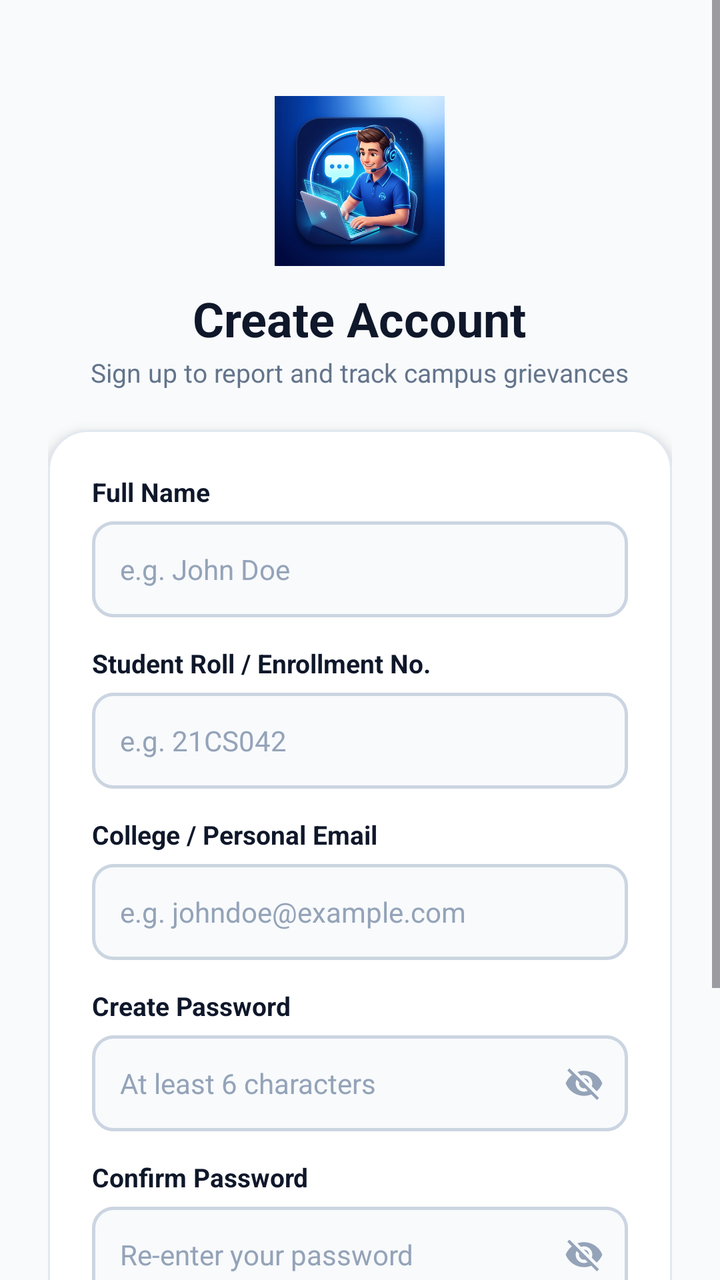
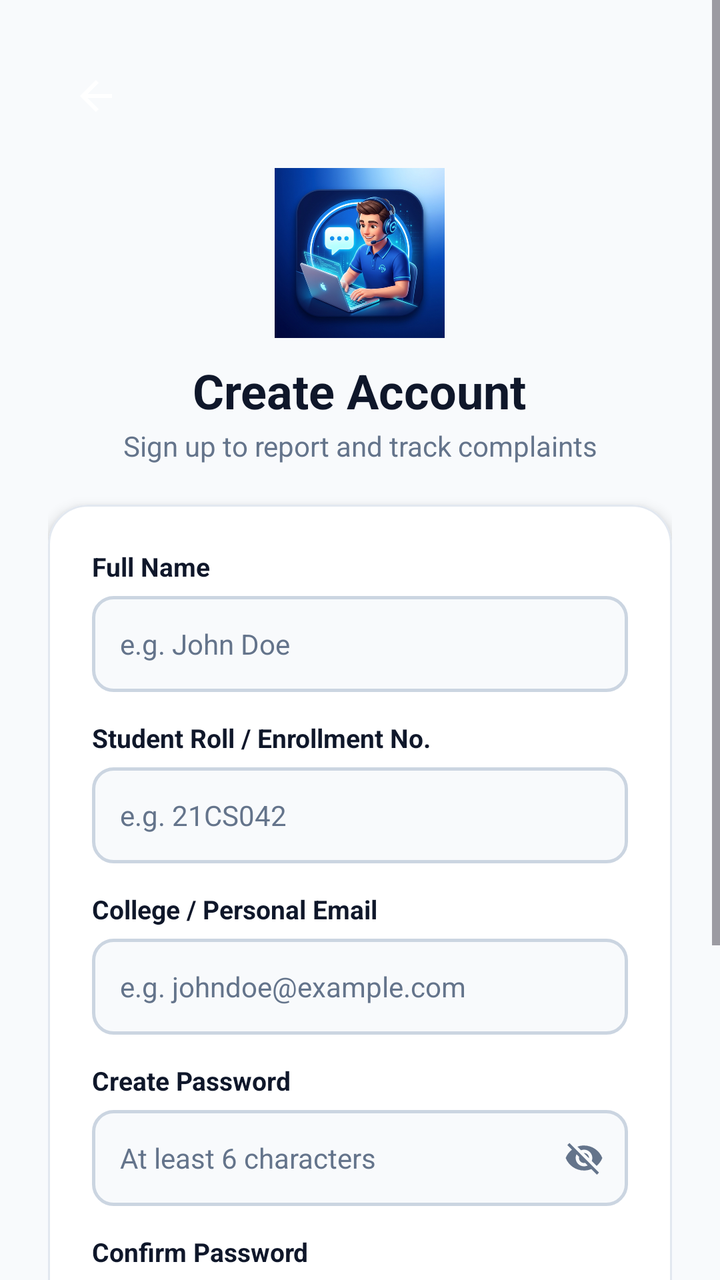

An Android layout rendered at two revisions. The XML below is the earlier revision; the diff shows what the commit changed to produce the second picture.
<!-- AndroidManifest.xml: application theme Theme.Helpdeskai -->
<!-- res/layout/activity_register.xml -->
<?xml version="1.0" encoding="utf-8"?>
<ScrollView xmlns:android="http://schemas.android.com/apk/res/android"
    xmlns:app="http://schemas.android.com/apk/res-auto"
    android:layout_width="match_parent"
    android:layout_height="match_parent"
    android:background="@color/bg_light"
    android:fillViewport="true">

    <LinearLayout
        android:layout_width="match_parent"
        android:layout_height="wrap_content"
        android:gravity="center_horizontal"
        android:orientation="vertical"
        android:padding="24dp">

        <Space
            android:layout_width="match_parent"
            android:layout_height="24dp" />

        
        <ImageView
            android:layout_width="85dp"
            android:layout_height="85dp"
            android:src="@drawable/ic_helpdesk_logo"
            android:contentDescription="HelpDesk AI Logo" />

        
        <TextView
            android:layout_width="wrap_content"
            android:layout_height="wrap_content"
            android:layout_marginTop="10dp"
            android:text="Create Account"
            android:textColor="@color/text_primary"
            android:textSize="24sp"
            android:textStyle="bold" />

        <TextView
            android:layout_width="wrap_content"
            android:layout_height="wrap_content"
            android:layout_marginTop="2dp"
            android:text="Sign up to report and track campus grievances"
            android:textColor="@color/text_secondary"
            android:textSize="13sp"
            android:gravity="center" />

        <Space
            android:layout_width="match_parent"
            android:layout_height="20dp" />

        
        <com.google.android.material.card.MaterialCardView
            android:layout_width="match_parent"
            android:layout_height="wrap_content"
            app:cardBackgroundColor="@color/surface_card"
            app:cardCornerRadius="20dp"
            app:cardElevation="4dp"
            app:strokeColor="@color/divider"
            app:strokeWidth="1dp">

            <LinearLayout
                android:layout_width="match_parent"
                android:layout_height="wrap_content"
                android:orientation="vertical"
                android:padding="22dp">

                
                <TextView
                    android:layout_width="wrap_content"
                    android:layout_height="wrap_content"
                    android:text="Full Name"
                    android:textColor="@color/text_primary"
                    android:textSize="13sp"
                    android:textStyle="bold" />

                <EditText
                    android:id="@+id/et_reg_name"
                    android:layout_width="match_parent"
                    android:layout_height="48dp"
                    android:layout_marginTop="6dp"
                    android:background="@drawable/bg_input_field"
                    android:hint="e.g. John Doe"
                    android:inputType="textPersonName"
                    android:importantForAutofill="no"
                    android:paddingHorizontal="14dp"
                    android:textColor="@color/text_primary"
                    android:textColorHint="@color/text_muted"
                    android:textSize="14sp" />

                
                <TextView
                    android:layout_width="wrap_content"
                    android:layout_height="wrap_content"
                    android:layout_marginTop="14dp"
                    android:text="Student Roll / Enrollment No."
                    android:textColor="@color/text_primary"
                    android:textSize="13sp"
                    android:textStyle="bold" />

                <EditText
                    android:id="@+id/et_reg_student_id"
                    android:layout_width="match_parent"
                    android:layout_height="48dp"
                    android:layout_marginTop="6dp"
                    android:background="@drawable/bg_input_field"
                    android:hint="e.g. 21CS042"
                    android:inputType="textCapCharacters"
                    android:paddingHorizontal="14dp"
                    android:textColor="@color/text_primary"
                    android:textColorHint="@color/text_muted"
                    android:textSize="14sp" />

                
                <TextView
                    android:layout_width="wrap_content"
                    android:layout_height="wrap_content"
                    android:layout_marginTop="14dp"
                    android:text="College / Personal Email"
                    android:textColor="@color/text_primary"
                    android:textSize="13sp"
                    android:textStyle="bold" />

                <EditText
                    android:id="@+id/et_reg_email"
                    android:layout_width="match_parent"
                    android:layout_height="48dp"
                    android:layout_marginTop="6dp"
                    android:background="@drawable/bg_input_field"
                    android:hint="e.g. johndoe@example.com"
                    android:inputType="textEmailAddress"
                    android:importantForAutofill="no"
                    android:paddingHorizontal="14dp"
                    android:textColor="@color/text_primary"
                    android:textColorHint="@color/text_muted"
                    android:textSize="14sp" />

                
                <TextView
                    android:layout_width="wrap_content"
                    android:layout_height="wrap_content"
                    android:layout_marginTop="14dp"
                    android:text="Create Password"
                    android:textColor="@color/text_primary"
                    android:textSize="13sp"
                    android:textStyle="bold" />

                <FrameLayout
                    android:layout_width="match_parent"
                    android:layout_height="48dp"
                    android:layout_marginTop="6dp">

                    <EditText
                        android:id="@+id/et_reg_password"
                        android:layout_width="match_parent"
                        android:layout_height="match_parent"
                        android:background="@drawable/bg_input_field"
                        android:hint="At least 6 characters"
                        android:inputType="textPassword"
                        android:paddingStart="14dp"
                        android:paddingEnd="48dp"
                        android:textColor="@color/text_primary"
                        android:textColorHint="@color/text_muted"
                        android:textSize="14sp" />

                    <ImageView
                        android:id="@+id/iv_reg_toggle_password"
                        android:layout_width="44dp"
                        android:layout_height="match_parent"
                        android:layout_gravity="end"
                        android:clickable="true"
                        android:focusable="true"
                        android:padding="12dp"
                        android:src="@drawable/ic_eye_off"
                        android:contentDescription="Toggle password visibility"
                        app:tint="@color/text_muted" />
                </FrameLayout>

                
                <TextView
                    android:layout_width="wrap_content"
                    android:layout_height="wrap_content"
                    android:layout_marginTop="14dp"
                    android:text="Confirm Password"
                    android:textColor="@color/text_primary"
                    android:textSize="13sp"
                    android:textStyle="bold" />

                <FrameLayout
                    android:layout_width="match_parent"
                    android:layout_height="48dp"
                    android:layout_marginTop="6dp">

                    <EditText
                        android:id="@+id/et_reg_confirm_password"
                        android:layout_width="match_parent"
                        android:layout_height="match_parent"
                        android:background="@drawable/bg_input_field"
                        android:hint="Re-enter your password"
                        android:inputType="textPassword"
                        android:paddingStart="14dp"
                        android:paddingEnd="48dp"
                        android:textColor="@color/text_primary"
                        android:textColorHint="@color/text_muted"
                        android:textSize="14sp" />

                    <ImageView
                        android:id="@+id/iv_reg_toggle_confirm_password"
                        android:layout_width="44dp"
                        android:layout_height="match_parent"
                        android:layout_gravity="end"
                        android:clickable="true"
                        android:focusable="true"
                        android:padding="12dp"
                        android:src="@drawable/ic_eye_off"
                        android:contentDescription="Toggle confirm password visibility"
                        app:tint="@color/text_muted" />
                </FrameLayout>

                
                <com.google.android.material.button.MaterialButton
                    android:id="@+id/btn_reg_submit"
                    android:layout_width="match_parent"
                    android:layout_height="50dp"
                    android:layout_marginTop="22dp"
                    android:backgroundTint="@color/primary"
                    android:text="Create Student Account"
                    android:textColor="@color/white"
                    android:textSize="15sp"
                    android:textStyle="bold"
                    app:cornerRadius="10dp" />

            </LinearLayout>
        </com.google.android.material.card.MaterialCardView>

        
        <LinearLayout
            android:layout_width="wrap_content"
            android:layout_height="wrap_content"
            android:layout_marginTop="18dp"
            android:orientation="horizontal">

            <TextView
                android:layout_width="wrap_content"
                android:layout_height="wrap_content"
                android:text="Already registered? "
                android:textColor="@color/text_secondary"
                android:textSize="13sp" />

            <TextView
                android:id="@+id/tv_go_to_login"
                android:layout_width="wrap_content"
                android:layout_height="wrap_content"
                android:text="Sign In"
                android:textColor="@color/primary"
                android:textSize="13sp"
                android:textStyle="bold" />
        </LinearLayout>

        <Space
            android:layout_width="match_parent"
            android:layout_height="24dp" />

    </LinearLayout>
</ScrollView>
<!-- resources referenced by this layout -->
<resources>
  <color name="bg_light">#F8FAFC</color>
  <color name="divider">#E2E8F0</color>
  <color name="primary">#2563EB</color>
  <color name="surface_card">#FFFFFF</color>
  <color name="text_muted">#94A3B8</color>
  <color name="text_primary">#0F172A</color>
  <color name="text_secondary">#64748B</color>
  <color name="white">#FFFFFF</color>
  <!-- drawable bg_input_field (drawable) -->
  <?xml version="1.0" encoding="utf-8"?>
  <selector xmlns:android="http://schemas.android.com/apk/res/android">
      
      <item android:state_focused="true">
          <shape android:shape="rectangle">
              <corners android:radius="10dp" />
              <solid android:color="@color/input_bg" />
              <stroke
                  android:width="2dp"
                  android:color="@color/primary" />
              <padding
                  android:bottom="12dp"
                  android:left="14dp"
                  android:right="14dp"
                  android:top="12dp" />
          </shape>
      </item>
  
      
      <item>
          <shape android:shape="rectangle">
              <corners android:radius="10dp" />
              <solid android:color="@color/input_bg" />
              <stroke
                  android:width="1.5dp"
                  android:color="@color/input_stroke" />
              <padding
                  android:bottom="12dp"
                  android:left="14dp"
                  android:right="14dp"
                  android:top="12dp" />
          </shape>
      </item>
  </selector>
  <!-- drawable ic_eye_off (drawable) -->
  <?xml version="1.0" encoding="utf-8"?>
  <vector xmlns:android="http://schemas.android.com/apk/res/android"
      android:width="24dp"
      android:height="24dp"
      android:viewportWidth="24"
      android:viewportHeight="24">
      <path
          android:fillColor="#FF000000"
          android:pathData="M12,7c2.76,0 5,2.24 5,5 0,0.65 -0.13,1.26 -0.36,1.82l2.92,2.92c1.51,-1.26 2.7,-2.89 3.44,-4.74 -1.73,-4.39 -6,-7.5 -11,-7.5 -1.4,0 -2.74,0.25 -3.98,0.7l2.16,2.16C10.74,7.13 11.35,7 12,7zM2,4.27l2.28,2.28 0.46,0.46C3.08,8.3 1.78,10.02 1,12c1.73,4.39 6,7.5 11,7.5 1.55,0 3.03,-0.3 4.38,-0.84l0.42,0.42L19.73,22 21,20.73 3.27,3 2,4.27zM7.53,9.8l1.55,1.55c-0.05,0.21 -0.08,0.43 -0.08,0.65 0,1.66 1.34,3 3,3 0.22,0 0.44,-0.03 0.65,-0.08l1.55,1.55c-0.67,0.33 -1.41,0.53 -2.2,0.53 -2.76,0 -5,-2.24 -5,-5 0,-0.79 0.2,-1.53 0.53,-2.2zM11.84,9.02l3.15,3.15 0.02,-0.16c0,-1.66 -1.34,-3 -3,-3l-0.17,0.01z" />
  </vector>
  <!-- drawable ic_helpdesk_logo: png bitmap (drawable, 385583 bytes) -->
  <style name="Theme.Helpdeskai" parent="Base.Theme.Helpdeskai" />
  <color name="input_bg">#F8FAFC</color>
  <color name="input_stroke">#CBD5E1</color>
  <style name="Base.Theme.Helpdeskai" parent="Theme.Material3.DayNight.NoActionBar">
          
          <item name="colorPrimary">@color/primary</item>
          <item name="colorPrimaryDark">@color/primary_dark</item>
          <item name="colorSecondary">@color/accent</item>
          <item name="android:statusBarColor">@color/primary</item>
          <item name="android:windowLightStatusBar" tools:targetApi="m">false</item>
          <item name="android:windowBackground">@color/bg_light</item>
      </style>
  <color name="primary_dark">#1D4ED8</color>
  <color name="accent">#0EA5E9</color>
</resources>

<!-- the commit's change to res/layout/activity_register.xml (unified diff, before → after) -->
@@ -13,9 +13,27 @@
         android:orientation="vertical"
         android:padding="24dp">
 
+        <LinearLayout
+            android:layout_width="match_parent"
+            android:layout_height="wrap_content"
+            android:orientation="horizontal">
+
+            <ImageView
+                android:id="@+id/iv_reg_back"
+                android:layout_width="48dp"
+                android:layout_height="48dp"
+                android:padding="12dp"
+                android:background="?attr/selectableItemBackgroundBorderless"
+                android:clickable="true"
+                android:focusable="true"
+                android:src="@drawable/ic_back"
+                app:tint="@color/white"
+                android:contentDescription="Back" />
+        </LinearLayout>
+
         <Space
             android:layout_width="match_parent"
-            android:layout_height="24dp" />
+            android:layout_height="12dp" />
 
         
         <ImageView
@@ -38,9 +56,9 @@
             android:layout_width="wrap_content"
             android:layout_height="wrap_content"
             android:layout_marginTop="2dp"
-            android:text="Sign up to report and track campus grievances"
+            android:text="Sign up to report and track complaints"
             android:textColor="@color/text_secondary"
-            android:textSize="13sp"
+            android:textSize="14sp"
             android:gravity="center" />
 
         <Space
@@ -83,7 +101,7 @@
                     android:importantForAutofill="no"
                     android:paddingHorizontal="14dp"
                     android:textColor="@color/text_primary"
-                    android:textColorHint="@color/text_muted"
+                    android:textColorHint="@color/text_secondary"
                     android:textSize="14sp" />
 
                 
@@ -106,7 +124,7 @@
                     android:inputType="textCapCharacters"
                     android:paddingHorizontal="14dp"
                     android:textColor="@color/text_primary"
-                    android:textColorHint="@color/text_muted"
+                    android:textColorHint="@color/text_secondary"
                     android:textSize="14sp" />
 
                 
@@ -130,7 +148,7 @@
                     android:importantForAutofill="no"
                     android:paddingHorizontal="14dp"
                     android:textColor="@color/text_primary"
-                    android:textColorHint="@color/text_muted"
+                    android:textColorHint="@color/text_secondary"
                     android:textSize="14sp" />
 
                 
@@ -158,7 +176,7 @@
                         android:paddingStart="14dp"
                         android:paddingEnd="48dp"
                         android:textColor="@color/text_primary"
-                        android:textColorHint="@color/text_muted"
+                        android:textColorHint="@color/text_secondary"
                         android:textSize="14sp" />
 
                     <ImageView
@@ -171,7 +189,7 @@
                         android:padding="12dp"
                         android:src="@drawable/ic_eye_off"
                         android:contentDescription="Toggle password visibility"
-                        app:tint="@color/text_muted" />
+                        app:tint="@color/text_secondary" />
                 </FrameLayout>
 
                 
@@ -199,7 +217,7 @@
                         android:paddingStart="14dp"
                         android:paddingEnd="48dp"
                         android:textColor="@color/text_primary"
-                        android:textColorHint="@color/text_muted"
+                        android:textColorHint="@color/text_secondary"
                         android:textSize="14sp" />
 
                     <ImageView
<!-- resource entries referenced after the edit -->
@@ -43,6 +43,16 @@
           </shape>
       </item>
   </selector>
+  <!-- drawable ic_back (drawable) -->
+  <vector xmlns:android="http://schemas.android.com/apk/res/android"
+      android:width="24dp"
+      android:height="24dp"
+      android:viewportWidth="24"
+      android:viewportHeight="24">
+      <path
+          android:fillColor="#0F172A"
+          android:pathData="M20,11H7.83l5.59,-5.59L12,4l-8,8 8,8 1.41,-1.41L7.83,13H20v-2z" />
+  </vector>
   <!-- drawable ic_eye_off (drawable) -->
   <?xml version="1.0" encoding="utf-8"?>
   <vector xmlns:android="http://schemas.android.com/apk/res/android"
